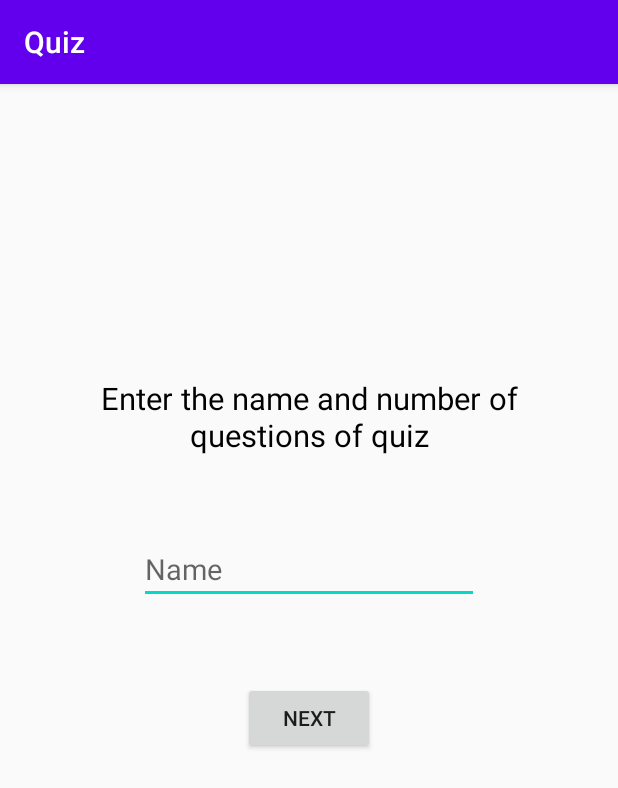
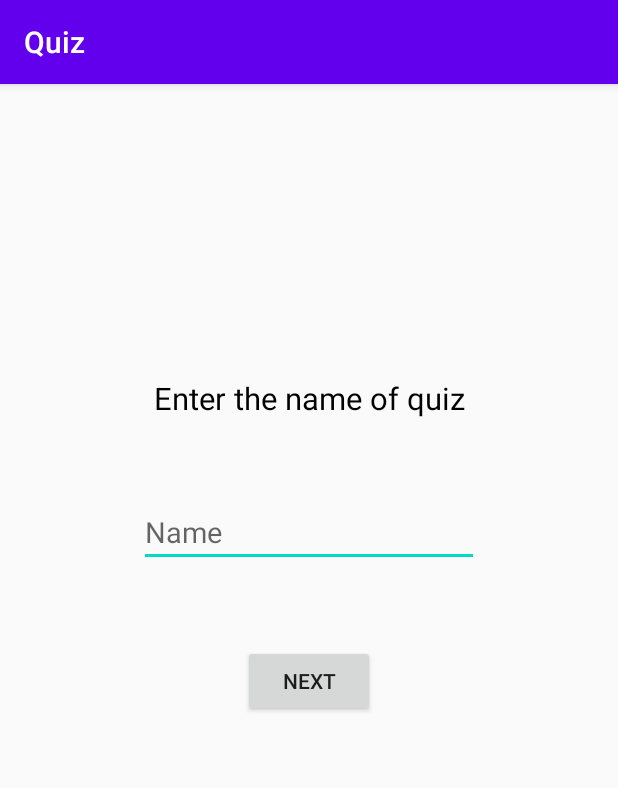
Before and after one commit to ashutosh-kumar-kushwaha/Quiz, an Android app: the addQuiz screen opened directly, with no data from a screen before it, on a phone screen of 412 x 824 dp. Shown: the top 788 px of the screen. Run offline under Robolectric (Android 15) with nearby library versions, the phone set to English and light mode, and no system bars.

Commit message:
bug fixes

```diff
--- a/app/src/main/res/layout/activity_add_quiz.xml
+++ b/app/src/main/res/layout/activity_add_quiz.xml
@@ -26,7 +26,7 @@
         android:layout_marginTop="@dimen/dp_150"
         android:paddingStart="@dimen/dp_20"
         android:paddingEnd="@dimen/dp_20"
-        android:text="Enter the name and number of questions of quiz"
+        android:text="Enter the name of quiz"
         android:textAlignment="center"
         android:textColor="#000000"
         android:textSize="@dimen/sp_16"
```
Also changed, not shown: app/src/main/java/ashutosh/quiz/addQuestions.java (+9 -1 lines).
